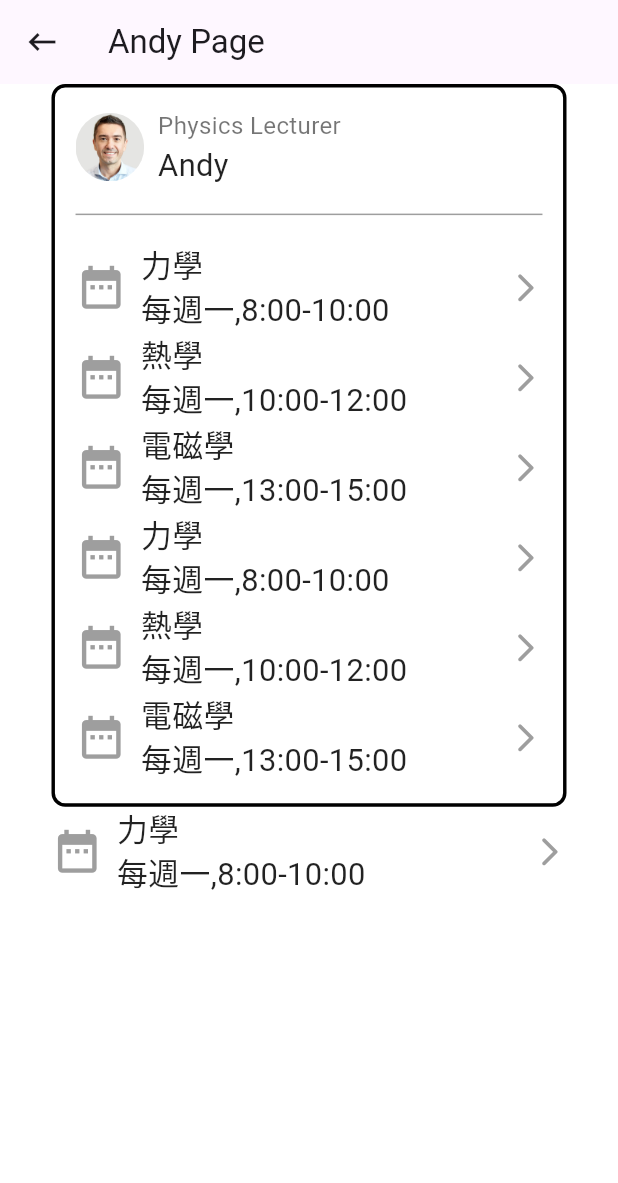
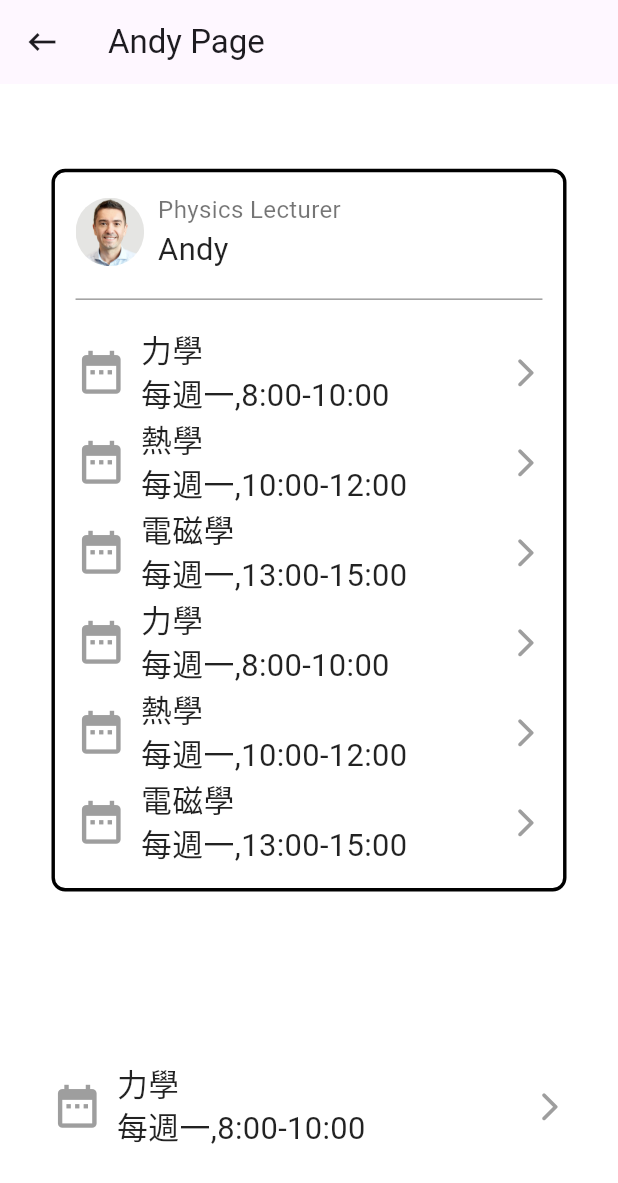
Before and after one commit to slash2270/outland_ans1, a Flutter app: the screen it shows after launch, after a tap on "Physics Lecturer", after a tap on "力學", on a phone screen of 412 x 824 dp. Shown: the top 1183 px of the screen. Run offline on Flutter 3.47's test engine with Material 3 defaults, Android fonts, the phone set to English and light mode, and no system bars; our stand-ins replace flutter_screenutil, go_router.

Commit message:
ListView+GoRouter+MVVM+Animation

```diff
--- a/lib/base/base_page.dart
+++ b/lib/base/base_page.dart
@@ -19,9 +19,11 @@ abstract class BasePageState<T extends BasePage> extends State<T> with RouteAwar
   Widget setBuild() {
     return Column(
       children: [
-        title == Constants.home
+       Expanded(
+           child: title == Constants.home
             ? const SizedBox.shrink()
-            : const BaseSecondPage(),
+            : const BaseSecondPage()
+       ),
         SizedBox(height: Platform.isAndroid ? MediaQuery.of(context).padding.bottom : 0)
       ],
     );
--- a/lib/mixin/course_mixin.dart
+++ b/lib/mixin/course_mixin.dart
@@ -33,14 +33,15 @@ mixin CourseMixin<T extends StatefulWidget> on State<T> {
       for (int i = 0; i < listTeacherModel.length; i++) {
         if (index == i) {
           if (i == listTeacherModel.length - 1) {
-            height += 70 + (listClick[i] ? 0 : 33) + (listClick[i] ? 0 : ((i == 0 ? 3 : listTeacherModel[i].listCourse.length)) * 52);
+            height += 70 + (listClick[i] ? 33 : 0) + (listClick[i] ? ((i == 0 ? 3 : listTeacherModel[i].listCourse.length)) * 52 : 0);
             scrollController.jumpTo(height.w);
           }else {
+            if (index > provider.indexTeacher) height += 70 + (listClick[i] ? 33 : 0) + (listClick[i] ? ((i == 0 ? 3 : listTeacherModel[i].listCourse.length)) * 52 : 0);
             scrollController.animateTo(height.w, duration: const Duration(milliseconds: 500), curve: Curves.linear);
             break;
           }
         } else {
-          height += 70 + (listClick[i] ? 0 : 33) + (listClick[i] ? 0 : ((i == 0 ? 3 : listTeacherModel[i].listCourse.length)) * 52);
+          height += 70 + (listClick[i] ? 33 : 0) + (listClick[i] ? ((i == 0 ? 3 : listTeacherModel[i].listCourse.length)) * 52 : 0);
         }
       }
     }
```
